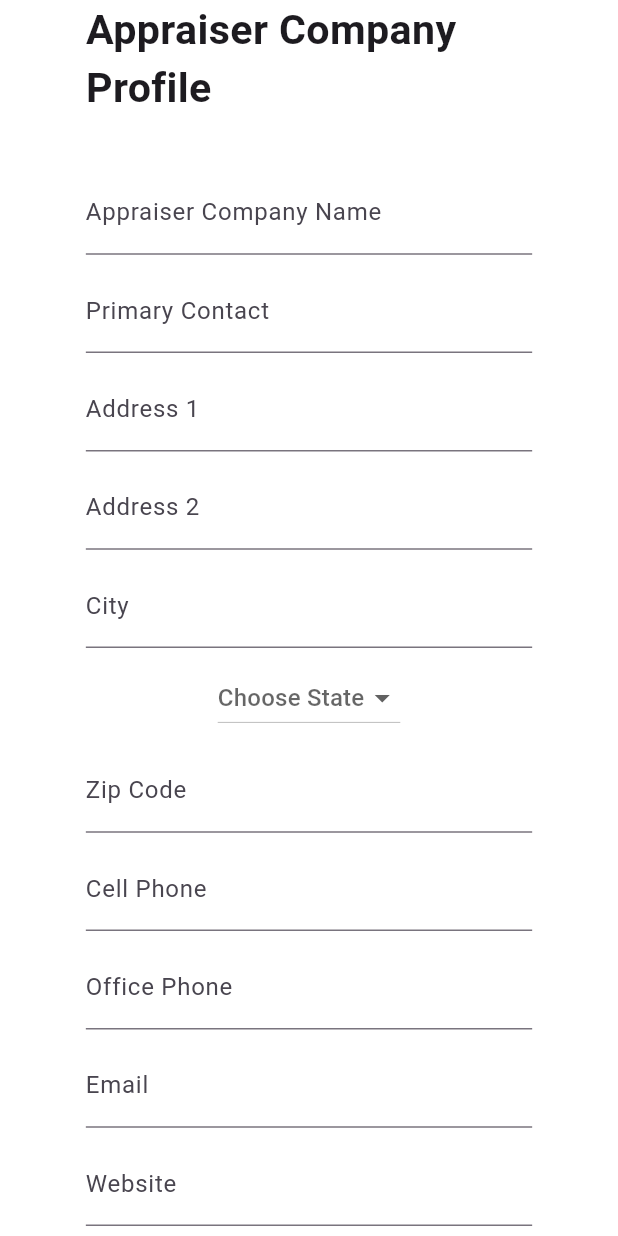
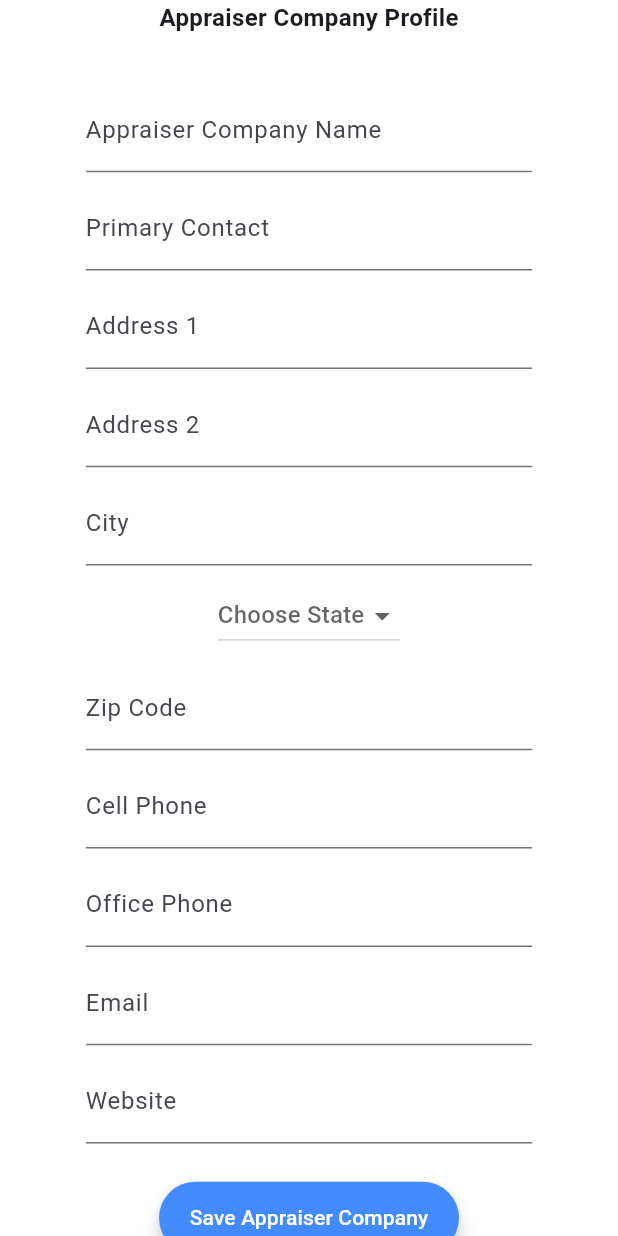
Before and after one commit to nathan-kane/deal_diligence, a Flutter app: the AppraiserCompanyScreen screen opened directly, on a phone screen of 412 x 824 dp. Run offline on Flutter 3.47's test engine with Material 3 defaults, Android fonts, the light colour scheme and no system bars; our stand-ins replace cloud_firestore, dartz, equatable, firebase_auth, firebase_core, flutter_credit_card and 13 more; missing offline and left inert: add_2_calendar, flutter_stripe, googleapis; accounts and stored records are empty.

Commit message:
Fixed font size in page titles

```diff
--- a/lib/screens/appraiser_company_screen.dart
+++ b/lib/screens/appraiser_company_screen.dart
@@ -12,6 +12,7 @@
 //import 'package:deal_diligence/Services/firestore_service.dart';
 import 'package:deal_diligence/components/rounded_button.dart';
 import 'package:deal_diligence/constants.dart' as constants;
+import 'package:flutter/foundation.dart';
 import 'package:flutter/material.dart';
 import 'package:flutter_riverpod/flutter_riverpod.dart';
 import 'package:flutter_screenutil/flutter_screenutil.dart';
@@ -180,6 +181,8 @@
     });
   }
 
+  double tileText = 14.sp;
+
   @override
   void initState() {
     WidgetsBinding.instance.addPostFrameCallback((_) {
@@ -187,6 +190,12 @@
         getCurrentAppraiserCompanyProfile();
       }
     });
+
+    if (kIsWeb) {
+      tileText = 14.sp;
+    } else {
+      tileText = 14.sp;
+    }
 
     super.initState();
 
@@ -196,7 +205,6 @@
 
   @override
   Widget build(BuildContext context) {
-
     return ScreenUtilInit(
       ensureScreenSize: true,
       child: Scaffold(
@@ -213,11 +221,13 @@
                   Text(
                     'Appraiser Company Profile',
                     style: TextStyle(
-                      fontSize: 24.sp,
+                      fontSize: tileText,
                       fontWeight: FontWeight.bold,
                     ),
                   ),
-                  SizedBox(height: 30.h,),
+                  SizedBox(
+                    height: 30.h,
+                  ),
                   TextField(
                     textCapitalization: TextCapitalization.words,
                     controller: appraiserCompanyNameController,
@@ -232,7 +242,9 @@
                         hintText: 'Appraiser Company Name',
                         labelText: 'Appraiser Company Name'),
                   ),
-                  SizedBox(height: 8.h,),
+                  SizedBox(
+                    height: 8.h,
+                  ),
                   TextField(
                     textCapitalization: TextCapitalization.words,
                     controller: primaryContactController,
@@ -247,7 +259,9 @@
                         hintText: 'Primary Contact',
                         labelText: 'Primary Contact'),
                   ),
-                  SizedBox(height: 8.h,),
+                  SizedBox(
+                    height: 8.h,
+                  ),
                   TextField(
                     textCapitalization: TextCapitalization.words,
                     controller: address1Controller,
@@ -261,7 +275,9 @@
                     decoration: const InputDecoration(
                         hintText: 'Address 1', labelText: 'Address 1'),
                   ),
-                  SizedBox(height: 8.h,),
+                  SizedBox(
+                    height: 8.h,
+                  ),
                   TextField(
                     textCapitalization: TextCapitalization.words,
                     controller: address2Controller,
@@ -274,7 +290,9 @@
                     decoration: const InputDecoration(
                         hintText: 'Address 2', labelText: 'Address 2'),
                   ),
-                  SizedBox(height: 8.h,),
+                  SizedBox(
+                    height: 8.h,
+                  ),
                   TextField(
                     textCapitalization: TextCapitalization.words,
                     controller: cityController,
@@ -288,14 +306,18 @@
                     decoration: const InputDecoration(
                         hintText: 'City', labelText: 'City'),
                   ),
-                  SizedBox(height: 8.h,),
+                  SizedBox(
+                    height: 8.h,
+                  ),
                   DropdownButton(
                     value: _currentAppraiserCompanyState,
                     items: _dropDownState,
                     hint: const Text('Choose State'),
                     onChanged: changedDropDownState,
                   ),
-                  SizedBox(height: 8.h,),
+                  SizedBox(
+                    height: 8.h,
+                  ),
                   TextField(
                     controller: zipController,
                     keyboardType: TextInputType.phone,
@@ -308,7 +330,9 @@
                     decoration: const InputDecoration(
                         hintText: 'Zip Code', labelText: 'Zip Code'),
                   ),
-                  SizedBox(height: 8.h,),
+                  SizedBox(
+                    height: 8.h,
+                  ),
                   TextField(
                     inputFormatters: [maskFormatter],
                     controller: cellPhoneController,
@@ -322,7 +346,9 @@
                     decoration: const InputDecoration(
                         hintText: 'Cell Phone', labelText: 'Cell Phone'),
                   ),
-                  SizedBox(height: 8.h,),
+                  SizedBox(
+                    height: 8.h,
+                  ),
                   TextField(
                     inputFormatters: [maskFormatter],
                     controller: officePhoneController,
@@ -336,7 +362,9 @@
                     decoration: const InputDecoration(
                         hintText: 'Office Phone', labelText: 'Office Phone'),
                   ),
-                  SizedBox(height: 8.h,),
+                  SizedBox(
+                    height: 8.h,
+                  ),
                   TextField(
                     controller: emailController,
                     keyboardType: TextInputType.emailAddress,
@@ -349,7 +377,9 @@
                     decoration: const InputDecoration(
                         hintText: 'Email', labelText: 'Email'),
                   ),
-                  SizedBox(height: 8.h,),
+                  SizedBox(
+                    height: 8.h,
+                  ),
                   TextField(
                     controller: websiteController,
                     textAlign: TextAlign.center,
@@ -361,7 +391,9 @@
                     decoration: const InputDecoration(
                         hintText: 'Website', labelText: 'Website'),
                   ),
-                  SizedBox(height: 8.h,),
+                  SizedBox(
+                    height: 8.h,
+                  ),
                   RoundedButton(
                     title: 'Save Appraiser Company',
                     colour: Colors.blueAccent,
@@ -401,7 +433,9 @@
                       }
                     },
                   ),
-                  SizedBox(height: 8.h,),
+                  SizedBox(
+                    height: 8.h,
+                  ),
                   (widget != null)
                       ? RoundedButton(
                           title: 'Delete Appraiser Company',
--- a/lib/screens/company_screen.dart
+++ b/lib/screens/company_screen.dart
@@ -161,7 +161,7 @@
     //if (widget.isNewCompany == false) {
 
     if (kIsWeb == true) {
-      tileText = 10.sp;
+      tileText = 14.sp;
     } else {
       tileText = 14.sp;
     }
@@ -196,6 +196,7 @@
                     Text(
                       'Company Profile',
                       style: TextStyle(
+                        color: Colors.black,
                         fontSize: tileText,
                         fontWeight: FontWeight.bold,
                       ),
--- a/lib/screens/login_screen.dart
+++ b/lib/screens/login_screen.dart
@@ -114,7 +114,7 @@
     passwordVisible = true;
 
     if (kIsWeb == true) {
-      tileText = 18.sp;
+      tileText = 20.sp;
     } else {
       tileText = 14.sp;
     }
```
Also changed, not shown: lib/screens/client_profile_screen.dart (+10 -1 lines), lib/screens/inspector_profile_screen.dart (+10 -1 lines), lib/screens/mortgage_company_screen.dart (+10 -1 lines), lib/screens/title_company_screen.dart (+10 -1 lines).
